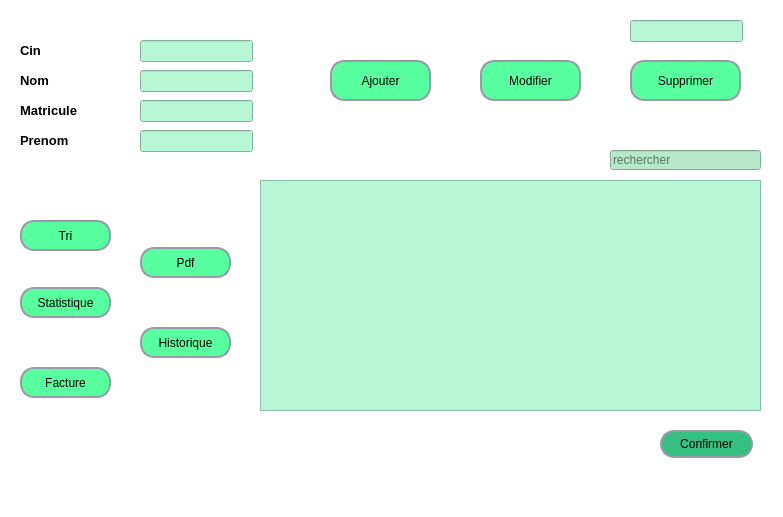
Above: mainwindow.ui from ANISO2/Ocrea before the change. Below: the same form after it.
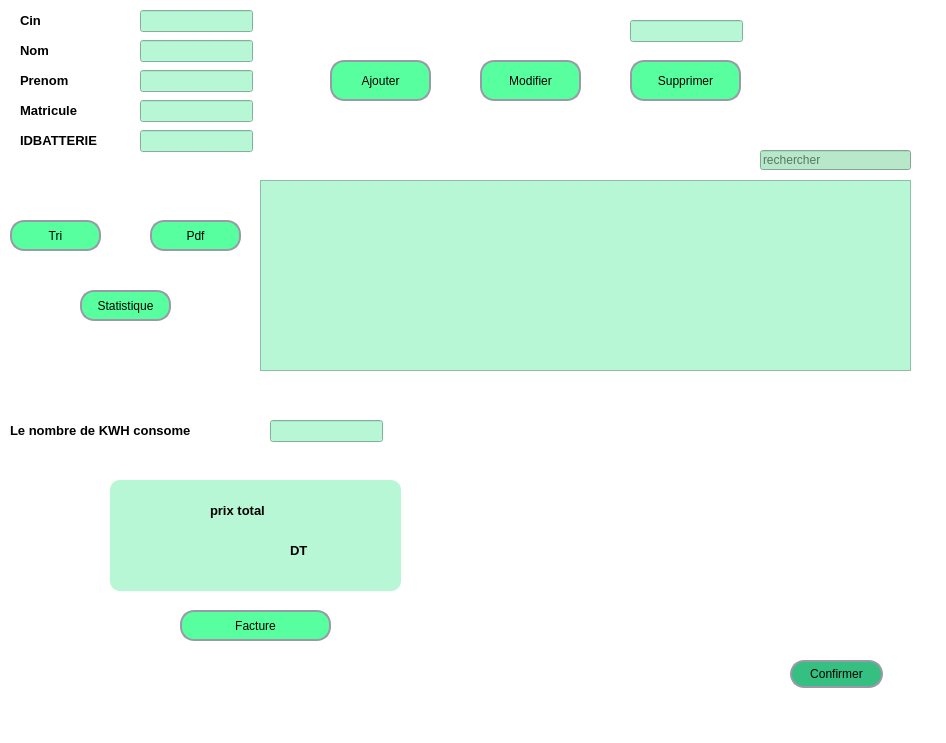
That is the form after the change. Icons and pictures are not drawn.

```diff
--- a/mainwindow.ui
+++ b/mainwindow.ui
@@ -6,8 +6,8 @@
    <rect>
     <x>0</x>
     <y>0</y>
-    <width>783</width>
-    <height>517</height>
+    <width>946</width>
+    <height>743</height>
    </rect>
   </property>
   <property name="windowTitle">
@@ -21,7 +21,7 @@
     <property name="geometry">
      <rect>
       <x>140</x>
-      <y>70</y>
+      <y>40</y>
       <width>113</width>
       <height>22</height>
      </rect>
@@ -37,7 +37,7 @@
     <property name="geometry">
      <rect>
       <x>20</x>
-      <y>70</y>
+      <y>40</y>
       <width>51</width>
       <height>21</height>
      </rect>
@@ -49,8 +49,8 @@
    <widget class="QPushButton" name="pushButton_11">
     <property name="geometry">
      <rect>
-      <x>660</x>
-      <y>430</y>
+      <x>790</x>
+      <y>660</y>
       <width>93</width>
       <height>28</height>
      </rect>
@@ -101,9 +101,9 @@
    <widget class="QPushButton" name="pushButton_7">
     <property name="geometry">
      <rect>
-      <x>20</x>
-      <y>367</y>
-      <width>91</width>
+      <x>180</x>
+      <y>610</y>
+      <width>151</width>
       <height>31</height>
      </rect>
     </property>
@@ -152,8 +152,8 @@
    <widget class="QPushButton" name="pushButton_4">
     <property name="geometry">
      <rect>
-      <x>20</x>
-      <y>287</y>
+      <x>80</x>
+      <y>290</y>
       <width>91</width>
       <height>31</height>
      </rect>
@@ -270,7 +270,7 @@
     <property name="geometry">
      <rect>
       <x>140</x>
-      <y>130</y>
+      <y>70</y>
       <width>113</width>
       <height>22</height>
      </rect>
@@ -280,63 +280,11 @@
 </string>
     </property>
    </widget>
-   <widget class="QPushButton" name="pushButton_6">
-    <property name="geometry">
-     <rect>
-      <x>140</x>
-      <y>327</y>
-      <width>91</width>
-      <height>31</height>
-     </rect>
-    </property>
-    <property name="styleSheet">
-     <string notr="true">QPushButton {
-	background-color: rgb(88, 255, 158);
-	border-style: solid;
-	border-width: 2px;
-	border-color: #9999aa;
-	border-radius: 14px;
-	color: black;
-	/*background-color: qlineargradient(spread:pad, x1:0.5, y1:0, x2:0.5, y2:1, stop:0 rgba(0, 0, 255, 255), stop:1 rgba(255, 255, 255, 255));*/
-}
-
-
-QPushButton:pressed {
-	background-color: qlineargradient(spread:pad, x1:0.5, y1:0, x2:0.5, y2:1, stop:0 rgba(0, 255, 255, 255), stop:1 rgba(255, 255, 255, 255));
-		color: #fffffe;
-}
-
-
-QPushButton:hover:!pressed {
-	background-color: qlineargradient(spread:pad, x1:0.5, y1:0, x2:0.5, y2:1, stop:0 rgba(255, 0, 255, 255), stop:1 rgba(255, 255, 255, 255));
-		color: #0c2f70;
-}
-
-QPushButton:disabled {
-		background-color: #aaaaaa;
-		color: #ffffff;
-}
-</string>
-    </property>
-    <property name="text">
-     <string>Historique</string>
-    </property>
-    <property name="icon">
-     <iconset>
-      <normaloff>../../../Downloads/32223.png</normaloff>../../../Downloads/32223.png</iconset>
-    </property>
-    <property name="iconSize">
-     <size>
-      <width>20</width>
-      <height>20</height>
-     </size>
-    </property>
-   </widget>
    <widget class="QLabel" name="label_2">
     <property name="geometry">
      <rect>
       <x>20</x>
-      <y>120</y>
+      <y>60</y>
       <width>91</width>
       <height>41</height>
      </rect>
@@ -350,8 +298,8 @@
      <rect>
       <x>260</x>
       <y>180</y>
-      <width>501</width>
-      <height>231</height>
+      <width>651</width>
+      <height>191</height>
      </rect>
     </property>
     <property name="styleSheet">
@@ -360,7 +308,7 @@
 </string>
     </property>
     <attribute name="horizontalHeaderDefaultSectionSize">
-     <number>120</number>
+     <number>130</number>
     </attribute>
    </widget>
    <widget class="QLabel" name="label_3">
@@ -431,7 +379,7 @@
     <property name="geometry">
      <rect>
       <x>20</x>
-      <y>40</y>
+      <y>10</y>
       <width>41</width>
       <height>21</height>
      </rect>
@@ -443,7 +391,7 @@
    <widget class="QLineEdit" name="lineEdit_9">
     <property name="geometry">
      <rect>
-      <x>610</x>
+      <x>760</x>
       <y>150</y>
       <width>151</width>
       <height>20</height>
@@ -511,8 +459,8 @@
    <widget class="QPushButton" name="pushButton_3">
     <property name="geometry">
      <rect>
-      <x>140</x>
-      <y>247</y>
+      <x>150</x>
+      <y>220</y>
       <width>91</width>
       <height>31</height>
      </rect>
@@ -563,7 +511,7 @@
     <property name="geometry">
      <rect>
       <x>140</x>
-      <y>40</y>
+      <y>10</y>
       <width>113</width>
       <height>22</height>
      </rect>
@@ -579,7 +527,7 @@
    <widget class="QPushButton" name="pushButton_12">
     <property name="geometry">
      <rect>
-      <x>20</x>
+      <x>10</x>
       <y>220</y>
       <width>91</width>
       <height>31</height>
@@ -641,6 +589,158 @@
 </string>
     </property>
    </widget>
+   <widget class="QLabel" name="label_5">
+    <property name="geometry">
+     <rect>
+      <x>20</x>
+      <y>120</y>
+      <width>111</width>
+      <height>41</height>
+     </rect>
+    </property>
+    <property name="text">
+     <string>&lt;html&gt;&lt;head/&gt;&lt;body&gt;&lt;p&gt;&lt;span style=&quot; font-size:10pt; font-weight:600;&quot;&gt;IDBATTERIE&lt;/span&gt;&lt;/p&gt;&lt;/body&gt;&lt;/html&gt;</string>
+    </property>
+   </widget>
+   <widget class="QLineEdit" name="lineEditIDBATTERIE">
+    <property name="geometry">
+     <rect>
+      <x>140</x>
+      <y>130</y>
+      <width>113</width>
+      <height>22</height>
+     </rect>
+    </property>
+    <property name="styleSheet">
+     <string notr="true">background-color: rgb(184, 247, 213);
+</string>
+    </property>
+   </widget>
+   <widget class="QWidget" name="gridLayoutWidget">
+    <property name="geometry">
+     <rect>
+      <x>500</x>
+      <y>400</y>
+      <width>431</width>
+      <height>241</height>
+     </rect>
+    </property>
+    <layout class="QGridLayout" name="gridLayout"/>
+   </widget>
+   <widget class="QLineEdit" name="lineEditfacture">
+    <property name="geometry">
+     <rect>
+      <x>270</x>
+      <y>420</y>
+      <width>113</width>
+      <height>22</height>
+     </rect>
+    </property>
+    <property name="styleSheet">
+     <string notr="true">background-color: rgb(184, 247, 213);
+</string>
+    </property>
+   </widget>
+   <widget class="QLabel" name="label_6">
+    <property name="geometry">
+     <rect>
+      <x>10</x>
+      <y>410</y>
+      <width>251</width>
+      <height>41</height>
+     </rect>
+    </property>
+    <property name="text">
+     <string>&lt;html&gt;&lt;head/&gt;&lt;body&gt;&lt;p&gt;&lt;span style=&quot; font-size:10pt; font-weight:600;&quot;&gt;Le nombre de KWH consome&lt;/span&gt;&lt;/p&gt;&lt;/body&gt;&lt;/html&gt;</string>
+    </property>
+   </widget>
+   <widget class="QGroupBox" name="groupBox">
+    <property name="geometry">
+     <rect>
+      <x>110</x>
+      <y>480</y>
+      <width>291</width>
+      <height>111</height>
+     </rect>
+    </property>
+    <property name="styleSheet">
+     <string notr="true">background-color: rgb(184, 247, 213);
+border-radius: 10px;</string>
+    </property>
+    <property name="title">
+     <string/>
+    </property>
+    <widget class="QLabel" name="label_9">
+     <property name="geometry">
+      <rect>
+       <x>180</x>
+       <y>50</y>
+       <width>41</width>
+       <height>41</height>
+      </rect>
+     </property>
+     <property name="text">
+      <string>&lt;html&gt;&lt;head/&gt;&lt;body&gt;&lt;p&gt;&lt;span style=&quot; font-size:10pt; font-weight:600;&quot;&gt;DT&lt;/span&gt;&lt;/p&gt;&lt;/body&gt;&lt;/html&gt;</string>
+     </property>
+    </widget>
+    <widget class="QLabel" name="label_7">
+     <property name="geometry">
+      <rect>
+       <x>100</x>
+       <y>10</y>
+       <width>101</width>
+       <height>41</height>
+      </rect>
+     </property>
+     <property name="text">
+      <string>&lt;html&gt;&lt;head/&gt;&lt;body&gt;&lt;p&gt;&lt;span style=&quot; font-size:10pt; font-weight:600;&quot;&gt;prix total&lt;/span&gt;&lt;/p&gt;&lt;/body&gt;&lt;/html&gt;</string>
+     </property>
+    </widget>
+    <widget class="QLabel" name="label_8">
+     <property name="geometry">
+      <rect>
+       <x>80</x>
+       <y>50</y>
+       <width>91</width>
+       <height>41</height>
+      </rect>
+     </property>
+     <property name="styleSheet">
+      <string notr="true">font-size:20px;
+fpnt-weight:800;</string>
+     </property>
+     <property name="text">
+      <string>&lt;html&gt;&lt;head/&gt;&lt;body&gt;&lt;p&gt;&lt;br/&gt;&lt;/p&gt;&lt;/body&gt;&lt;/html&gt;</string>
+     </property>
+    </widget>
+   </widget>
+   <widget class="QPushButton" name="pushButton">
+    <property name="geometry">
+     <rect>
+      <x>800</x>
+      <y>0</y>
+      <width>121</width>
+      <height>131</height>
+     </rect>
+    </property>
+    <property name="styleSheet">
+     <string notr="true">background-color: rgb(255, 255, 255);
+border:0;</string>
+    </property>
+    <property name="text">
+     <string/>
+    </property>
+    <property name="icon">
+     <iconset>
+      <normaloff>../2A8/projet c++/logo33.jpg</normaloff>../2A8/projet c++/logo33.jpg</iconset>
+    </property>
+    <property name="iconSize">
+     <size>
+      <width>130</width>
+      <height>130</height>
+     </size>
+    </property>
+   </widget>
   </widget>
   <widget class="QMenuBar" name="menubar">
    <property name="geometry">
```
Left out of the diff: 7 changed lines with no effect on the pictures.
